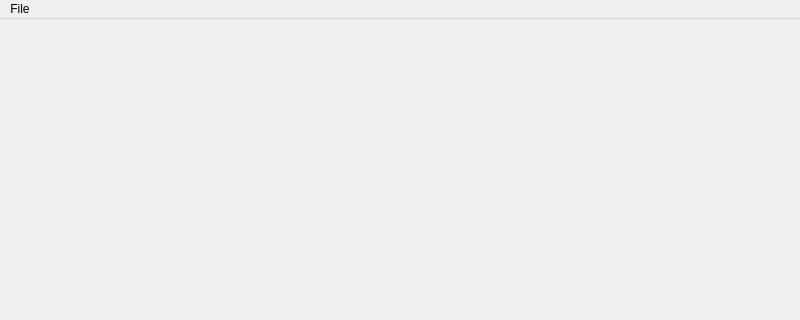
enricop/qt-training, file addon/modelview2/ex-objectbrowser/objectbrowsertestermainwindow.ui: the form before one commit; both pictures show x 0 to 800 and y 0 to 320 of the 800 by 600 pixel window.
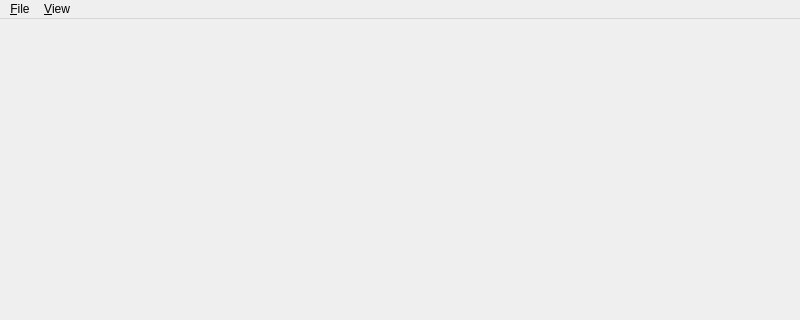
The form after the commit.

```diff
--- a/addon/modelview2/ex-objectbrowser/objectbrowsertestermainwindow.ui
+++ b/addon/modelview2/ex-objectbrowser/objectbrowsertestermainwindow.ui
@@ -25,11 +25,17 @@
    </property>
    <widget class="QMenu" name="menuFile">
     <property name="title">
-     <string>File</string>
+     <string>&amp;File</string>
     </property>
     <addaction name="actionQuit"/>
    </widget>
+   <widget class="QMenu" name="menuView">
+    <property name="title">
+     <string>&amp;View</string>
+    </property>
+   </widget>
    <addaction name="menuFile"/>
+   <addaction name="menuView"/>
   </widget>
   <widget class="QStatusBar" name="statusbar"/>
   <action name="actionQuit">
```
Left out of the diff: 5 changed lines with no effect on the pictures.
